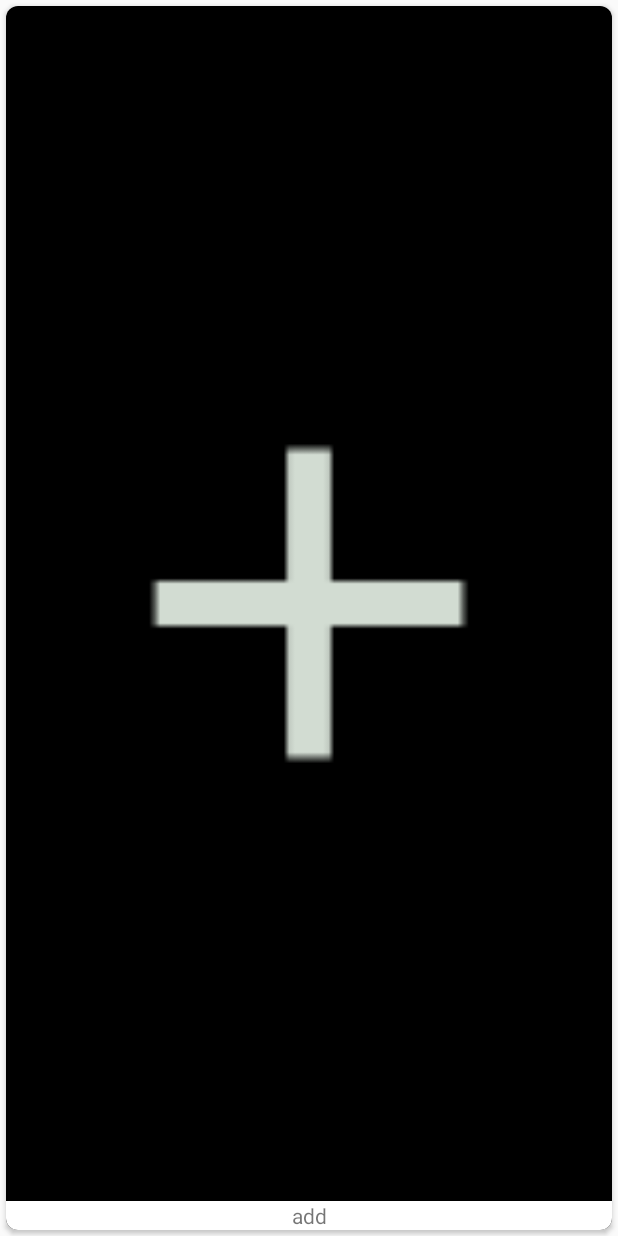
After one commit to nakshatra-bazukaa/Portfolio, an Android app: the layout timeline_card.xml on its own in the app's theme, with its tools: preview values and no code run, on a phone screen of 412 x 824 dp. The commit adds this screen. Run offline under Robolectric (Android 15) with nearby library versions, the phone set to English and light mode, and no system bars.

Commit message:
timeline adapter added for horizontal rv

```diff
--- /dev/null
+++ b/app/src/main/res/layout/timeline_card.xml
@@ -0,0 +1,39 @@
+<?xml version="1.0" encoding="utf-8"?>
+<androidx.cardview.widget.CardView xmlns:android="http://schemas.android.com/apk/res/android"
+    android:layout_width="match_parent"
+    android:layout_height="match_parent"
+    xmlns:app="http://schemas.android.com/apk/res-auto"
+    android:background="@color/colorPrimary"
+    android:elevation="4dp"
+    android:layout_marginEnd="4dp"
+    android:layout_marginStart="4dp"
+    android:layout_marginTop="4dp"
+    android:layout_marginBottom="4dp"
+    app:cardCornerRadius="8dp">
+    <androidx.constraintlayout.widget.ConstraintLayout
+        android:layout_width="match_parent"
+        android:layout_height="match_parent"
+        android:background="@color/colorPrimary">
+        <ImageView
+            android:id="@+id/card_timeline_img_timeline"
+            android:layout_width="0dp"
+            android:layout_height="0dp"
+            android:src="@mipmap/ic_add"
+            app:layout_constraintStart_toStartOf="parent"
+            app:layout_constraintEnd_toEndOf="parent"
+            app:layout_constraintTop_toTopOf="parent"
+            app:layout_constraintBottom_toTopOf="@+id/card_timeline_tv_title"/>
+        <TextView
+            android:id="@+id/card_timeline_tv_title"
+            android:layout_width="0dp"
+            android:layout_height="wrap_content"
+            android:background="@color/colorAccent"
+            android:text="add"
+            android:gravity="center"
+            app:layout_constraintStart_toStartOf="parent"
+            app:layout_constraintEnd_toEndOf="parent"
+            app:layout_constraintTop_toBottomOf="@+id/card_timeline_img_timeline"
+            app:layout_constraintBottom_toBottomOf="parent"/>
+    </androidx.constraintlayout.widget.ConstraintLayout>
+
+</androidx.cardview.widget.CardView>
--- a/app/src/main/res/values/ic_add_background.xml
+++ b/app/src/main/res/values/ic_add_background.xml
@@ -1,4 +1,4 @@
 <?xml version="1.0" encoding="utf-8"?>
 <resources>
-    <color name="ic_add_background">#D2DCD2</color>
+    <color name="ic_add_background">#000000</color>
 </resources>
```
Also changed, not shown: app/src/main/java/com/github/bazukaa/nakshatra/portfolio/ui/setup/util/TimelineAdapter.java (added, +83 -0 lines), app/src/main/res/drawable/ic_add_foreground.xml (+9 -27 lines), app/src/main/ic_add-playstore.png, app/src/main/res/mipmap-hdpi/ic_add.png, app/src/main/res/mipmap-hdpi/ic_add_round.png, app/src/main/res/mipmap-mdpi/ic_add.png, app/src/main/res/mipmap-mdpi/ic_add_round.png, app/src/main/res/mipmap-xhdpi/ic_add.png, app/src/main/res/mipmap-xhdpi/ic_add_round.png, app/src/main/res/mipmap-xxhdpi/ic_add.png, app/src/main/res/mipmap-xxhdpi/ic_add_round.png, app/src/main/res/mipmap-xxxhdpi/ic_add.png, app/src/main/res/mipmap-xxxhdpi/ic_add_round.png.
